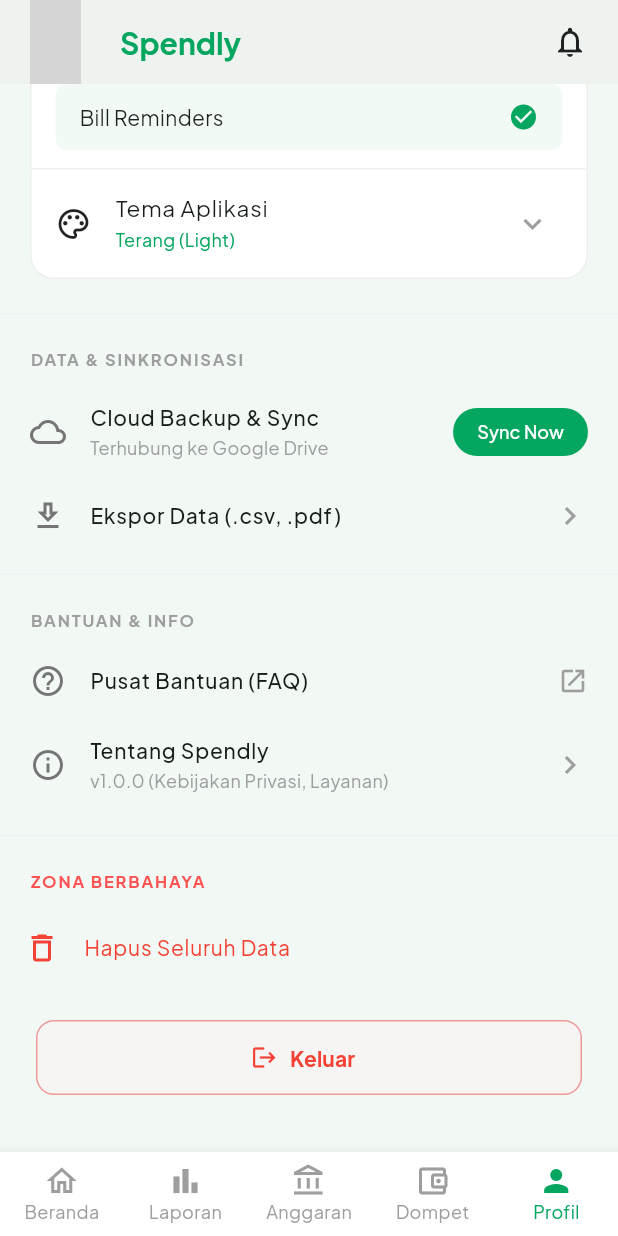
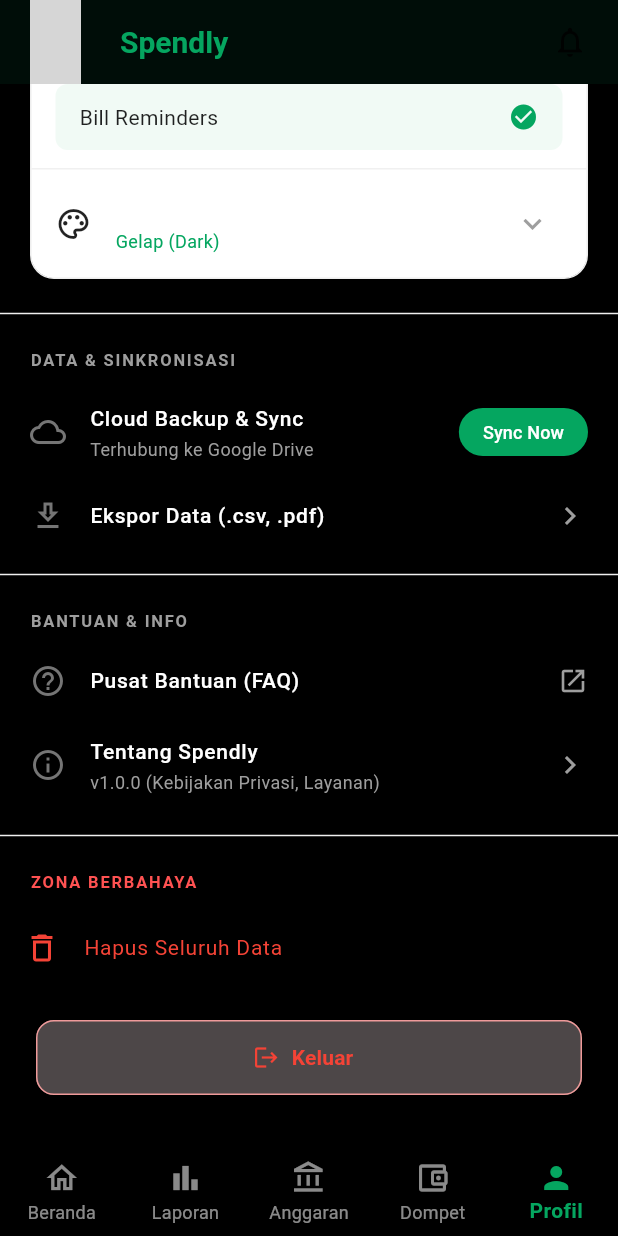
Before and after one commit to Limzy71/Spendly_SAB_Tubes_2026, a Flutter app: the screen it shows after launch, item 5 of the bottom bar chosen, scrolled down 576 dp, after a tap on "Tema Aplikasi", on a phone screen of 412 x 824 dp. Run offline on Flutter 3.47's test engine with Material 3 defaults, Android fonts, the phone set to English and light mode, and no system bars; our stand-ins replace fl_chart, flutter_bloc, google_fonts, image_picker; network calls fail; grey boxes are pictures that could not be loaded.

Commit message:
Feat : Menambahkan tampilan Update profile dan membuat fungsi tema terang/gelap

```diff
--- a/lib/features/budget/presentation/budget_screen.dart
+++ b/lib/features/budget/presentation/budget_screen.dart
@@ -8,7 +8,6 @@
   @override
   Widget build(BuildContext context) {
     return Scaffold(
-      backgroundColor: AppColors.backgroundColor,
       body: SingleChildScrollView(
         padding: const EdgeInsets.all(20.0),
         child: Column(
--- a/lib/features/dashboard/presentation/dashboard_screen.dart
+++ b/lib/features/dashboard/presentation/dashboard_screen.dart
@@ -11,7 +11,6 @@
     bool hasTransactions = true;
 
     return Scaffold(
-      backgroundColor: AppColors.backgroundColor,
       floatingActionButton: FloatingActionButton(
         onPressed: () {
           Navigator.push(
@@ -29,27 +28,32 @@
           crossAxisAlignment: CrossAxisAlignment.start,
           children: [
             const SizedBox(height: 16),
-            _buildBalanceCard(AppColors.primaryGreen, hasTransactions),
+            // Mengirim context ke fungsi pembantu agar tidak error
+            _buildBalanceCard(context, AppColors.primaryGreen, hasTransactions),
             const SizedBox(height: 20),
             Row(
               children: [
                 Expanded(
                   child: _buildSummaryCard(
+                    context,
                     title: "Pemasukan",
                     amount: hasTransactions ? "Rp 12.5M" : "Rp 0",
                     indicatorColor: AppColors.primaryGreen,
                     icon: Icons.trending_up,
-                    iconBgColor: const Color(0xFFF1FAF5),
+                    iconBgColor: Theme.of(context).brightness == Brightness.dark
+                        ? Colors.green.withOpacity(0.1)
+                        : const Color(0xFFF1FAF5),
                   ),
                 ),
                 const SizedBox(width: 12),
                 Expanded(
                   child: _buildSummaryCard(
+                    context,
                     title: "Pengeluaran",
                     amount: hasTransactions ? "Rp 4.2M" : "Rp 0",
                     indicatorColor: Colors.red,
                     icon: Icons.trending_down,
-                    iconBgColor: const Color(0xFFFFEBEE),
+                    iconBgColor: Colors.red.withOpacity(0.1),
                   ),
                 ),
               ],
@@ -58,9 +62,13 @@
             Row(
               mainAxisAlignment: MainAxisAlignment.spaceBetween,
               children: [
-                const Text(
+                Text(
                   "Transaksi Terakhir",
-                  style: TextStyle(fontSize: 20, fontWeight: FontWeight.bold, color: Colors.black87),
+                  style: TextStyle(
+                      fontSize: 20,
+                      fontWeight: FontWeight.bold,
+                      color: Theme.of(context).textTheme.bodyLarge?.color // Warna dinamis
+                  ),
                 ),
                 if (hasTransactions)
                   TextButton(
@@ -71,11 +79,12 @@
             ),
             const SizedBox(height: 12),
             if (hasTransactions) ...[
+              // Widget TransactionItem harus dipastikan mendukung Dark Mode di dalamnya
               TransactionItem(
                 title: "Gaji",
                 subtitle: "25 Okt 2023",
                 amount: "+ Rp 15.000.000",
-                bgIconColor: const Color(0xFFF1FAF5),
+                bgIconColor: Colors.green.withOpacity(0.1),
                 icon: Icons.wallet,
                 amountColor: AppColors.primaryGreen,
               ),
@@ -83,7 +92,7 @@
                 title: "Makan Siang",
                 subtitle: "24 Okt 2023",
                 amount: "- Rp 85.000",
-                bgIconColor: const Color(0xFFFFF3E0),
+                bgIconColor: Colors.orange.withOpacity(0.1),
                 icon: Icons.restaurant,
                 amountColor: Colors.red,
               ),
@@ -91,12 +100,12 @@
                 title: "Transportasi",
                 subtitle: "24 Okt 2023",
                 amount: "- Rp 450.000",
-                bgIconColor: const Color(0xFFE3F2FD),
+                bgIconColor: Colors.blue.withOpacity(0.1),
                 icon: Icons.directions_car,
                 amountColor: Colors.red,
               ),
             ] else ...[
-              _buildEmptyState(AppColors.primaryGreen),
+              _buildEmptyState(context, AppColors.primaryGreen),
             ],
             const SizedBox(height: 80),
           ],
@@ -105,7 +114,8 @@
     );
   }
 
-  Widget _buildEmptyState(Color primaryGreen) {
+  // Menambahkan 'BuildContext context' di argumen agar Theme.of(context) bisa jalan
+  Widget _buildEmptyState(BuildContext context, Color primaryGreen) {
     return Container(
       width: double.infinity,
       padding: const EdgeInsets.symmetric(vertical: 40),
@@ -115,15 +125,19 @@
           Container(
             padding: const EdgeInsets.all(24),
             decoration: BoxDecoration(
-              color: primaryGreen.withOpacity(0.05),
+              color: Theme.of(context).cardColor,
               shape: BoxShape.circle,
             ),
             child: Icon(Icons.receipt_long_outlined, size: 64, color: primaryGreen.withOpacity(0.5)),
           ),
           const SizedBox(height: 24),
-          const Text(
+          Text(
             "Belum ada transaksi",
-            style: TextStyle(fontSize: 18, fontWeight: FontWeight.bold, color: Colors.black87),
+            style: TextStyle(
+                fontSize: 18,
+                fontWeight: FontWeight.bold,
+                color: Theme.of(context).textTheme.bodyLarge?.color
+            ),
           ),
           const SizedBox(height: 8),
           const Text(
@@ -136,15 +150,19 @@
     );
   }
 
-  Widget _buildBalanceCard(Color primaryColor, bool hasData) {
+  Widget _buildBalanceCard(BuildContext context, Color primaryColor, bool hasData) {
     return Container(
       width: double.infinity,
       padding: const EdgeInsets.all(20),
       decoration: BoxDecoration(
-        color: Colors.white,
+        color: Theme.of(context).cardColor, // Otomatis Hitam/Putih
         borderRadius: BorderRadius.circular(20),
         boxShadow: [
-          BoxShadow(color: Colors.black.withOpacity(0.03), blurRadius: 10, offset: const Offset(0, 4)),
+          BoxShadow(
+              color: Colors.black.withOpacity(Theme.of(context).brightness == Brightness.dark ? 0.2 : 0.03),
+              blurRadius: 10,
+              offset: const Offset(0, 4)
+          ),
         ],
       ),
       child: Column(
@@ -158,16 +176,23 @@
             ],
           ),
           const SizedBox(height: 4),
-          Text(hasData ? "Rp 42.680.500" : "Rp 0", style: const TextStyle(fontSize: 28, fontWeight: FontWeight.bold, color: Colors.black87)),
+          Text(
+              hasData ? "Rp 42.680.500" : "Rp 0",
+              style: TextStyle(
+                  fontSize: 28,
+                  fontWeight: FontWeight.bold,
+                  color: Theme.of(context).textTheme.bodyLarge?.color
+              )
+          ),
           const SizedBox(height: 20),
           Row(
             mainAxisAlignment: MainAxisAlignment.spaceBetween,
             children: [
-              Expanded(child: _buildMiniWalletCard("Tunai", hasData ? "5.2M" : "0")),
+              Expanded(child: _buildMiniWalletCard(context, "Tunai", hasData ? "5.2M" : "0")),
               const SizedBox(width: 8),
-              Expanded(child: _buildMiniWalletCard("Bank", hasData ? "32.4M" : "0")),
+              Expanded(child: _buildMiniWalletCard(context, "Bank", hasData ? "32.4M" : "0")),
               const SizedBox(width: 8),
-              Expanded(child: _buildMiniWalletCard("E-Wallet", hasData ? "5.0M" : "0")),
+              Expanded(child: _buildMiniWalletCard(context, "E-Wallet", hasData ? "5.0M" : "0")),
             ],
           )
         ],
@@ -175,24 +200,32 @@
     );
   }
 
-  Widget _buildMiniWalletCard(String name, String value) {
+  Widget _buildMiniWalletCard(BuildContext context, String name, String value) {
     return Container(
       padding: const EdgeInsets.symmetric(vertical: 12, horizontal: 10),
-      decoration: BoxDecoration(color: const Color(0xFFE6F7ED), borderRadius: BorderRadius.circular(12)),
+      decoration: BoxDecoration(
+          color: Theme.of(context).brightness == Brightness.dark
+              ? Colors.white.withOpacity(0.05)
+              : const Color(0xFFE6F7ED),
+          borderRadius: BorderRadius.circular(12)
+      ),
       child: Column(
         crossAxisAlignment: CrossAxisAlignment.start,
         children: [
-          Text(name, style: const TextStyle(color: Colors.black54, fontSize: 11)),
+          Text(name, style: TextStyle(color: Theme.of(context).brightness == Brightness.dark ? Colors.white70 : Colors.black54, fontSize: 11)),
           const SizedBox(height: 4),
-          Text(value, style: const TextStyle(fontWeight: FontWeight.bold, fontSize: 14, color: Colors.black87)),
+          Text(value, style: TextStyle(fontWeight: FontWeight.bold, fontSize: 14, color: Theme.of(context).textTheme.bodyLarge?.color)),
         ],
       ),
     );
   }
 
-  Widget _buildSummaryCard({required String title, required String amount, required Color indicatorColor, required IconData icon, required Color iconBgColor}) {
+  Widget _buildSummaryCard(BuildContext context, {required String title, required String amount, required Color indicatorColor, required IconData icon, required Color iconBgColor}) {
     return Container(
-      decoration: BoxDecoration(color: Colors.white, borderRadius: BorderRadius.circular(12)),
+      decoration: BoxDecoration(
+          color: Theme.of(context).cardColor,
+          borderRadius: BorderRadius.circular(12)
+      ),
       child: ClipRRect(
         borderRadius: BorderRadius.circular(12),
         child: IntrinsicHeight(
--- a/lib/features/main_layout/presentation/custom_app_bar.dart
+++ b/lib/features/main_layout/presentation/custom_app_bar.dart
@@ -7,7 +7,7 @@
   @override
   Widget build(BuildContext context) {
     return AppBar(
-      backgroundColor: Colors.white,
+      backgroundColor: Theme.of(context).appBarTheme.backgroundColor,
       elevation: 0,
       leadingWidth: 64,
       leading: const Padding(
--- a/lib/features/main_layout/presentation/main_navigation.dart
+++ b/lib/features/main_layout/presentation/main_navigation.dart
@@ -38,18 +38,48 @@
           });
         },
         type: BottomNavigationBarType.fixed,
-        backgroundColor: Colors.white,
+
+        // Memaksa background mengikuti tema (Hitam saat gelap)
+        backgroundColor: Theme.of(context).bottomNavigationBarTheme.backgroundColor,
+
+        // MEMAKSA warna ikon saat aktif menjadi Hijau Spendly
         selectedItemColor: const Color(0xFF05A660),
-        unselectedItemColor: Colors.grey,
-        showUnselectedLabels: true,
-        selectedFontSize: 12,
-        unselectedFontSize: 12,
+
+        // MEMAKSA warna ikon saat tidak aktif menjadi Abu-abu terang (agar tidak mati di hitam)
+        unselectedItemColor: Theme.of(context).brightness == Brightness.dark
+            ? Colors.white54
+            : Colors.grey,
+
+        // Tambahkan ini untuk memastikan label juga ikut berubah warna
+        selectedLabelStyle: const TextStyle(fontWeight: FontWeight.bold),
+        unselectedLabelStyle: const TextStyle(fontWeight: FontWeight.normal),
+
         items: const [
-          BottomNavigationBarItem(icon: Icon(Icons.home_outlined), activeIcon: Icon(Icons.home), label: 'Beranda'),
-          BottomNavigationBarItem(icon: Icon(Icons.bar_chart_outlined), activeIcon: Icon(Icons.bar_chart), label: 'Laporan'),
-          BottomNavigationBarItem(icon: Icon(Icons.account_balance_outlined), activeIcon: Icon(Icons.account_balance), label: 'Anggaran'),
-          BottomNavigationBarItem(icon: Icon(Icons.account_balance_wallet_outlined), activeIcon: Icon(Icons.account_balance_wallet), label: 'Dompet'),
-          BottomNavigationBarItem(icon: Icon(Icons.person_outline), activeIcon: Icon(Icons.person), label: 'Profil'),
+          BottomNavigationBarItem(
+              icon: Icon(Icons.home_outlined),
+              activeIcon: Icon(Icons.home),
+              label: 'Beranda'
+          ),
+          BottomNavigationBarItem(
+              icon: Icon(Icons.bar_chart_outlined),
+              activeIcon: Icon(Icons.bar_chart),
+              label: 'Laporan'
+          ),
+          BottomNavigationBarItem(
+              icon: Icon(Icons.account_balance_outlined),
+              activeIcon: Icon(Icons.account_balance),
+              label: 'Anggaran'
+          ),
+          BottomNavigationBarItem(
+              icon: Icon(Icons.account_balance_wallet_outlined),
+              activeIcon: Icon(Icons.account_balance_wallet),
+              label: 'Dompet'
+          ),
+          BottomNavigationBarItem(
+              icon: Icon(Icons.person_outline),
+              activeIcon: Icon(Icons.person),
+              label: 'Profil'
+          ),
         ],
       ),
     );
--- /dev/null
+++ b/lib/features/profile/logic/theme_cubit.dart
@@ -0,0 +1,10 @@
+import 'package:flutter/material.dart';
+import 'package:flutter_bloc/flutter_bloc.dart';
+
+class ThemeCubit extends Cubit<ThemeMode> { // Pastikan namanya persis "ThemeCubit"
+  ThemeCubit() : super(ThemeMode.light);
+
+  void toggleTheme(bool isDark) {
+    emit(isDark ? ThemeMode.dark : ThemeMode.light);
+  }
+}
--- a/lib/features/profile/presentation/profile_screen.dart
+++ b/lib/features/profile/presentation/profile_screen.dart
@@ -1,8 +1,12 @@
 import 'package:flutter/material.dart';
+import 'widgets/update_profile_screen.dart';
 import '../../../theme/app_colors.dart';
+import 'package:flutter_bloc/flutter_bloc.dart';
+import '../logic/theme_cubit.dart';
+import 'dart:io';
 
 class ProfileScreen extends StatefulWidget {
-  const ProfileScreen({Key? key}) : super(key: key);
+  const ProfileScreen({super.key});
 
   @override
   State<ProfileScreen> createState() => _ProfileScreenState();
@@ -11,11 +15,12 @@
 class _ProfileScreenState extends State<ProfileScreen> {
   bool _isPinEnabled = true;
   bool _isBiometricEnabled = false;
+  String? _profileImagePath; // Simpan path gambar di sini
 
   @override
   Widget build(BuildContext context) {
     return Scaffold(
-      backgroundColor: AppColors.backgroundColor,
+      backgroundColor: Theme.of(context).scaffoldBackgroundColor,
       body: SingleChildScrollView(
         child: Column(
           crossAxisAlignment: CrossAxisAlignment.start,
@@ -38,14 +43,32 @@
                             ),
                           ],
                         ),
-                        child: const CircleAvatar(
+                        child: CircleAvatar(
                           radius: 40,
-                          backgroundImage: NetworkImage('https://i.pravatar.cc/150?img=11'),
+                          backgroundImage: _profileImagePath != null
+                              ? FileImage(File(_profileImagePath!)) as ImageProvider // Foto baru dari galeri/kamera
+                              : const NetworkImage('https://i.pravatar.cc/150?img=11'),
                         ),
                       ),
                       Positioned(
                         bottom: 0,
                         right: 0,
+                        child: GestureDetector(
+                          onTap: () async {
+                            // Tangkap path gambar yang dikirim dari Bottom Sheet
+                            final String? newPath = await showModalBottomSheet<String>(
+                              context: context,
+                              backgroundColor: Colors.transparent,
+                              builder: (context) => const UpdateProfileScreen(),
+                            );
+
+                            // Jika ada gambar yang dipilih, update UI
+                            if (newPath != null) {
+                              setState(() {
+                                _profileImagePath = newPath;
+                              });
+                            }
+                          },
                           child: Container(
                             padding: const EdgeInsets.all(6),
                             decoration: BoxDecoration(
@@ -56,15 +79,16 @@
                             child: const Icon(Icons.edit, color: Colors.white, size: 14),
                           ),
                         ),
+                      ),
                     ],
                   ),
                   const SizedBox(height: 12),
-                  const Text(
+                  Text(
                     'Budi Santoso',
                     style: TextStyle(
                       fontSize: 20,
                       fontWeight: FontWeight.bold,
-                      color: Colors.black87,
+                      color: Theme.of(context).textTheme.bodyLarge?.color,
                     ),
                   ),
                   const SizedBox(height: 4),
@@ -151,9 +175,24 @@
                   ListTile(
                     leading: const Icon(Icons.palette_outlined, color: Colors.black87),
                     title: const Text('Tema Aplikasi', style: TextStyle(fontSize: 15)),
-                    subtitle: const Text('Terang (Light)', style: TextStyle(color: AppColors.primaryGreen, fontSize: 12)),
+
+                    // Menampilkan status tema saat ini secara dinamis
+                    subtitle: BlocBuilder<ThemeCubit, ThemeMode>(
+                      builder: (context, themeMode) {
+                        return Text(
+                          themeMode == ThemeMode.dark ? 'Gelap (Dark)' : 'Terang (Light)',
+                          style: const TextStyle(color: AppColors.primaryGreen, fontSize: 12),
+                        );
+                      },
+                    ),
+
                     trailing: const Icon(Icons.keyboard_arrow_down, color: Colors.grey),
-                    onTap: () {},
+                    onTap: () {
+                      // Logika: Ambil status saat ini, lalu balikkan (Toggle)
+                      final cubit = context.read<ThemeCubit>();
+                      final isDark = cubit.state == ThemeMode.dark;
+                      cubit.toggleTheme(!isDark);
+                    },
                   ),
                 ],
               ),
--- /dev/null
+++ b/lib/features/profile/presentation/widgets/update_profile_screen.dart
@@ -0,0 +1,50 @@
+import 'package:flutter/material.dart';
+import 'package:image_picker/image_picker.dart';
+
+class UpdateProfileScreen extends StatelessWidget {
+  const UpdateProfileScreen({super.key});
+
+  // Fungsi untuk mengambil gambar
+  // Ubah fungsi menjadi mengembalikan File
+  Future<void> _pickImage(BuildContext context, ImageSource source) async {
+    final ImagePicker picker = ImagePicker();
+    final XFile? image = await picker.pickImage(source: source);
+
+    if (image != null) {
+      // Kirim path gambar kembali ke halaman profil saat sheet ditutup
+      Navigator.pop(context, image.path);
+    }
+  }
+
+  @override
+  Widget build(BuildContext context) {
+    return Container(
+      padding: const EdgeInsets.all(20),
+      decoration: const BoxDecoration(
+        color: Colors.white,
+        borderRadius: BorderRadius.vertical(top: Radius.circular(20)),
+      ),
+      child: Column(
+        mainAxisSize: MainAxisSize.min, // Agar tinggi box mengikuti isi
+        children: [
+          const Text(
+            "Ubah Foto Profil",
+            style: TextStyle(fontSize: 18, fontWeight: FontWeight.bold),
+          ),
+          const SizedBox(height: 20),
+          ListTile(
+            leading: const Icon(Icons.camera_alt, color: Color(0xFF00A368)), // Warna hijau Spendly
+            title: const Text("Ambil dari Kamera"),
+            onTap: () => _pickImage(context, ImageSource.camera),
+          ),
+          ListTile(
+            leading: const Icon(Icons.photo_library, color: Color(0xFF00A368)),
+            title: const Text("Pilih dari Galeri"),
+            onTap: () => _pickImage(context, ImageSource.gallery),
+          ),
+          const SizedBox(height: 10),
+        ],
+      ),
+    );
+  }
+}
--- a/lib/features/report/presentation/report_screen.dart
+++ b/lib/features/report/presentation/report_screen.dart
@@ -19,7 +19,6 @@
   @override
   Widget build(BuildContext context) {
     return Scaffold(
-      backgroundColor: AppColors.backgroundColor,
       floatingActionButton: FloatingActionButton(
         onPressed: () {
           Navigator.push(
--- a/lib/features/transaction/presentation/add_transaction_screen.dart
+++ b/lib/features/transaction/presentation/add_transaction_screen.dart
@@ -48,7 +48,6 @@
   @override
   Widget build(BuildContext context) {
     return Scaffold(
-      backgroundColor: AppColors.backgroundColor,
       appBar: AppBar(
         backgroundColor: Colors.white,
         elevation: 0,
--- a/lib/features/wallet/presentation/wallet_screen.dart
+++ b/lib/features/wallet/presentation/wallet_screen.dart
@@ -16,7 +16,6 @@
   @override
   Widget build(BuildContext context) {
     return Scaffold(
-      backgroundColor: AppColors.backgroundColor,
       body: SingleChildScrollView(
         padding: const EdgeInsets.all(20.0),
         child: Column(
--- a/lib/main.dart
+++ b/lib/main.dart
@@ -1,5 +1,8 @@
 import 'package:flutter/material.dart';
+import 'package:flutter_bloc/flutter_bloc.dart';
 import 'package:google_fonts/google_fonts.dart';
+import 'features/profile/logic/theme_cubit.dart';
+import 'theme/app_theme.dart';
 import 'features/main_layout/presentation/main_navigation.dart';
 
 void main() {
@@ -11,25 +14,24 @@
 
   @override
   Widget build(BuildContext context) {
-    return MaterialApp(
-      title: 'Spendly',
-      debugShowCheckedModeBanner: false,
+    // 4. Bungkus dengan BlocProvider agar ThemeCubit aktif di seluruh aplikasi
+    return BlocProvider(
+      create: (context) => ThemeCubit(),
+      child: BlocBuilder<ThemeCubit, ThemeMode>(
+        builder: (context, themeMode) {
+          return MaterialApp(
+            title: 'Spendly',
+            debugShowCheckedModeBanner: false,
 
-      // Menerapkan Custom Font & Warna Utama ke seluruh aplikasi
-      theme: ThemeData(
-        primaryColor: const Color(0xFF05A660),
+            // 5. Gunakan tema dari file AppTheme yang sudah kita buat
+            theme: AppTheme.lightTheme,
+            darkTheme: AppTheme.darkTheme,
+            themeMode: themeMode, // Ini yang mengontrol kapan gelap/terang aktif
 
-        // Menerapkan font "Plus Jakarta Sans" ke seluruh teks
-        textTheme: GoogleFonts.plusJakartaSansTextTheme(
-          Theme.of(context).textTheme,
-        ),
-
-        colorScheme: ColorScheme.fromSeed(seedColor: const Color(0xFF05A660)),
-        useMaterial3: true,
+            home: const MainNavigation(),
+          );
+        },
       ),
-
-      // Halaman pertama yang dimuat adalah MainNavigation (Bottom Bar)
-      home: const MainNavigation(),
     );
   }
 }
--- /dev/null
+++ b/lib/theme/app_theme.dart
@@ -0,0 +1,73 @@
+import 'package:flutter/material.dart';
+import 'app_colors.dart';
+
+class AppTheme {
+  // 1. TAMBAHKAN lightTheme (Ini yang tadi hilang)
+  static final ThemeData lightTheme = ThemeData(
+    brightness: Brightness.light,
+    useMaterial3: true,
+    primaryColor: AppColors.primaryGreen,
+    scaffoldBackgroundColor: const Color(0xFFF8F9FA),
+    colorScheme: ColorScheme.fromSeed(
+      seedColor: AppColors.primaryGreen,
+      brightness: Brightness.light,
+    ),
+    textTheme: const TextTheme(
+      bodyLarge: TextStyle(color: Colors.black87),
+    ),
+  );
+
+  // 2. PERBAIKI darkTheme (Hapus 'const' yang menyebabkan error)
+  static final ThemeData darkTheme = ThemeData(
+    brightness: Brightness.dark,
+    useMaterial3: true,
+    scaffoldBackgroundColor: Colors.black,
+    cardColor: const Color(0xFF1E1E1E),
+
+    // Hapus 'const' di sini
+    colorScheme: ColorScheme.dark(
+      surface: Colors.black,
+      onSurface: Colors.white,
+      primary: AppColors.primaryGreen,
+      onPrimary: Colors.white,
+    ),
+
+    // // --- TAMBAHKAN APPBAR THEME DI SINI ---
+    // appBarTheme: const AppBarTheme(
+    //   backgroundColor: Colors.black,
+    //   elevation: 0,
+    //   centerTitle: true,
+    //   iconTheme: IconThemeData(color: Colors.white),
+    //   titleTextStyle: TextStyle(
+    //     color: Colors.white,
+    //     fontSize: 18,
+    //     fontWeight: FontWeight.bold,
+    //   ),
+    // ),
+
+    // --- TAMBAHKAN BOTTOM NAV THEME DI SINI ---
+    bottomNavigationBarTheme: const BottomNavigationBarThemeData(
+      backgroundColor: Colors.black,
+      selectedItemColor: AppColors.primaryGreen,
+      unselectedItemColor: Colors.grey,
+      elevation: 0,
+    ),
+
+    textTheme: const TextTheme(
+      bodyLarge: TextStyle(color: Colors.white),
+      bodyMedium: TextStyle(color: Colors.white70),
+      titleLarge: TextStyle(color: Colors.white, fontWeight: FontWeight.bold),
+    ),
+
+    inputDecorationTheme: InputDecorationTheme(
+      labelStyle: const TextStyle(color: Colors.white70),
+      enabledBorder: const UnderlineInputBorder(
+        borderSide: BorderSide(color: Colors.white38),
+      ),
+      // Hapus 'const' di sini
+      focusedBorder: UnderlineInputBorder(
+        borderSide: BorderSide(color: AppColors.primaryGreen),
+      ),
+    ),
+  );
+}
```
Also changed, not shown: pubspec.yaml (+5 -4 lines), pubspec.lock, 2 other files. Lines whose indentation alone changed are shown as unchanged.
